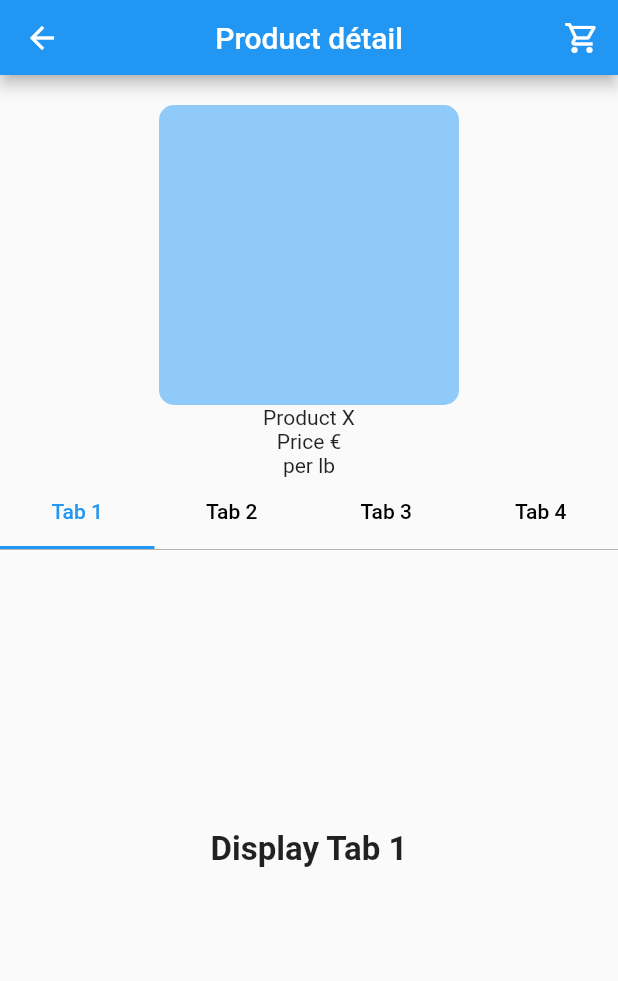
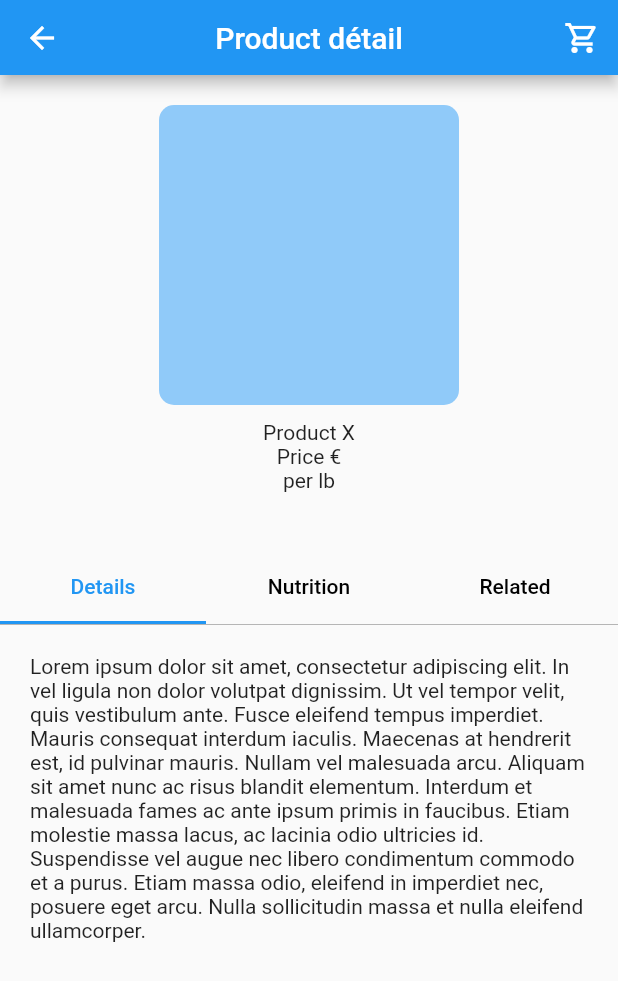
Before and after one commit to antoinebarbier022/app-marche-en-ligne, a Flutter app: the ProductDetailPage screen opened directly, on a phone screen of 412 x 824 dp. Shown: the top 981 px of the screen. Run offline on Flutter 3.47's test engine with Material 2 defaults, Android fonts, the phone set to English and light mode, and no system bars; our stand-ins replace firebase_core; accounts and stored records are empty.

Commit message:
Add info in product detail page : tabs

```diff
--- a/lib/view/pages/product_detail_page.dart
+++ b/lib/view/pages/product_detail_page.dart
@@ -30,54 +30,60 @@ class ProductDetailPage extends StatelessWidget {
                 ),
               ),
             ),
+            const SizedBox(
+              height: 10,
+            ),
             const Text("Product X"),
             const Text("Price €"),
             const Text("per lb"),
-
+            const SizedBox(
+              height: 40,
+            ),
             DefaultTabController(
-            length: 4, // length of tabs
+                length: 3, // length of tabs
                 initialIndex: 0,
-            child: Column(crossAxisAlignment: CrossAxisAlignment.stretch, children: <Widget>[
+                child: Column(
+                    crossAxisAlignment: CrossAxisAlignment.stretch,
+                    children: <Widget>[
                       const TabBar(
                         labelColor: Colors.blue,
                         unselectedLabelColor: Colors.black,
                         tabs: [
-                  Tab(text: 'Tab 1'),
-                  Tab(text: 'Tab 2'),
-                  Tab(text: 'Tab 3'),
-                  Tab(text: 'Tab 4'),
+                          Tab(text: 'Details'),
+                          Tab(text: 'Nutrition'),
+                          Tab(text: 'Related'),
                         ],
                       ),
                       Container(
-                height: 400, //height of TabBarView
+                          height: 300, //height of TabBarView
                           decoration: const BoxDecoration(
-                  border: Border(top: BorderSide(color: Colors.grey, width: 0.5))
-                ),
+                              border: Border(
+                                  top: BorderSide(
+                                      color: Colors.grey, width: 0.5))),
                           child: TabBarView(children: <Widget>[
                             Container(
+                              padding: const EdgeInsets.all(20),
+                              child:  const Text('Lorem ipsum dolor sit amet, consectetur adipiscing elit. In vel ligula non dolor volutpat dignissim. Ut vel tempor velit, quis vestibulum ante. Fusce eleifend tempus imperdiet. Mauris consequat interdum iaculis. Maecenas at hendrerit est, id pulvinar mauris. Nullam vel malesuada arcu. Aliquam sit amet nunc ac risus blandit elementum. Interdum et malesuada fames ac ante ipsum primis in faucibus. Etiam molestie massa lacus, ac lacinia odio ultricies id. Suspendisse vel augue nec libero condimentum commodo et a purus. Etiam massa odio, eleifend in imperdiet nec, posuere eget arcu. Nulla sollicitudin massa et nulla eleifend ullamcorper.'),
+
+                            ),
+                            Container(
                               child: const Center(
-                      child: Text('Display Tab 1', style: TextStyle(fontSize: 22, fontWeight: FontWeight.bold)),
+                                child: Text('Display Tab 2',
+                                    style: TextStyle(
+                                        fontSize: 22,
+                                        fontWeight: FontWeight.bold)),
                               ),
                             ),
                             Container(
                               child: const Center(
-                      child: Text('Display Tab 2', style: TextStyle(fontSize: 22, fontWeight: FontWeight.bold)),
+                                child: Text('Display Tab 3',
+                                    style: TextStyle(
+                                        fontSize: 22,
+                                        fontWeight: FontWeight.bold)),
                               ),
                             ),
-                  Container(
-                    child: const Center(
-                      child: Text('Display Tab 3', style: TextStyle(fontSize: 22, fontWeight: FontWeight.bold)),
-                    ),
-                  ),
-                  Container(
-                    child: const Center(
-                      child: Text('Display Tab 4', style: TextStyle(fontSize: 22, fontWeight: FontWeight.bold)),
-                    ),
-                  ),
-                ])
-              )
-            ])
-          ),
+                          ]))
+                    ])),
           ],
         ))));
   }
```
Lines whose indentation alone changed are shown as unchanged.
